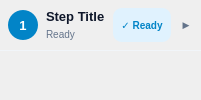
This is src/startrails/ui/step.ui in gkyle/startrails as Qt 5 draws it before an edit. The edited form follows.
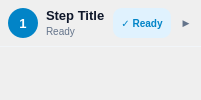
This is the edited form.

Commit message: fix(ui): dynamic height and top-alignment for 4K maximized layouts

What changed in the file:
```diff
--- a/src/startrails/ui/step.ui
+++ b/src/startrails/ui/step.ui
@@ -2,6 +2,12 @@
 <ui version="4.0">
  <class>StepCard</class>
  <widget class="QFrame" name="stepCard">
+  <property name="sizePolicy">
+   <sizepolicy hsizetype="Preferred" vsizetype="Maximum">
+    <horstretch>0</horstretch>
+    <verstretch>0</verstretch>
+   </sizepolicy>
+  </property>
   <property name="styleSheet">
    <string notr="true">QFrame#stepCard {
     background-color: #ffffff;
@@ -69,6 +75,12 @@
    </property>
    <item>
     <widget class="QWidget" name="headerWidget" native="true">
+     <property name="sizePolicy">
+      <sizepolicy hsizetype="Preferred" vsizetype="Fixed">
+       <horstretch>0</horstretch>
+       <verstretch>0</verstretch>
+      </sizepolicy>
+     </property>
      <property name="cursor">
       <cursorShape>PointingHandCursor</cursorShape>
      </property>
```
The commit also changes 6 other files.
